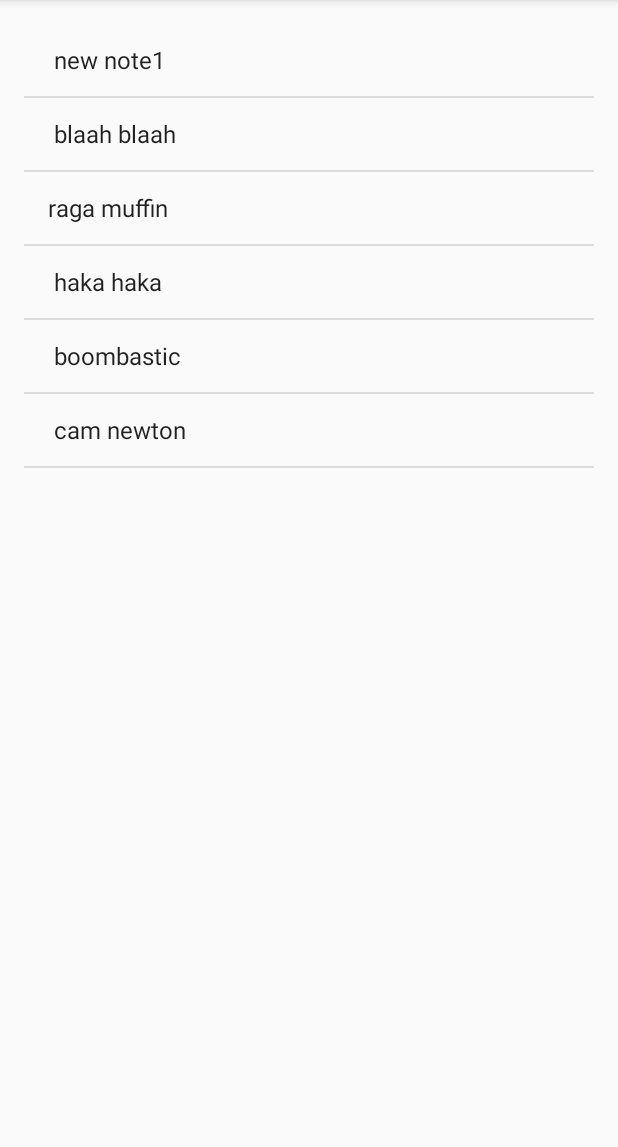
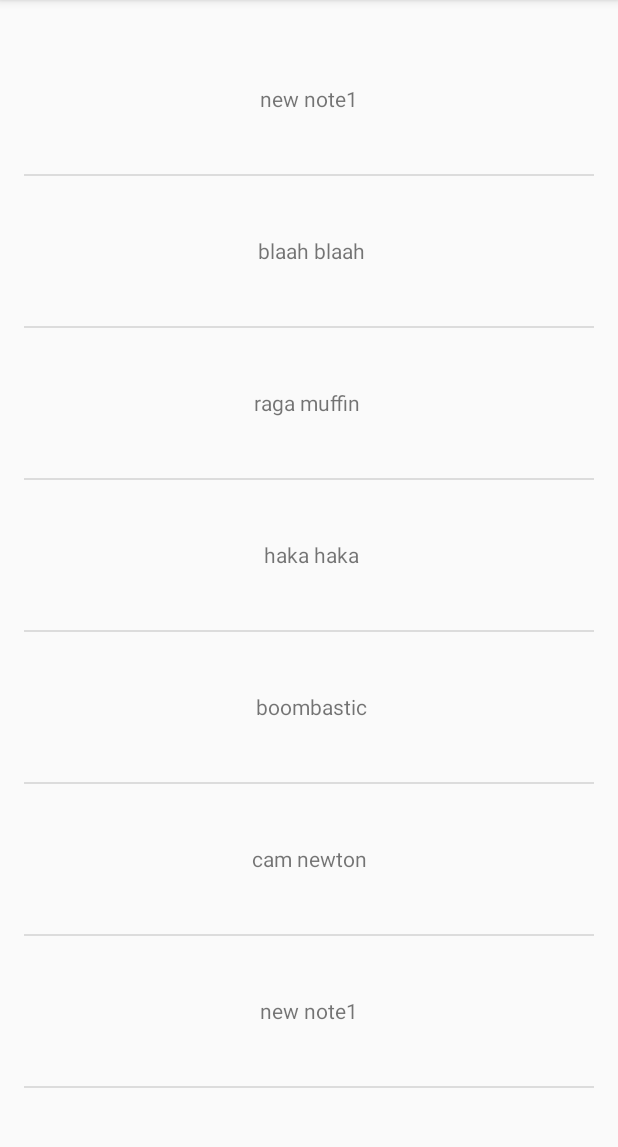
Before and after one commit to ngaini/PhotoNotes, an Android app: the screen it shows after launch (MainActivity), on a phone screen of 412 x 824 dp, the part 84-1231 px from its top. Run offline under Robolectric (Android 15) with nearby library versions, the phone set to English and light mode, and no system bars.

Commit message:
Custom view adapter working

```diff
--- a/app/src/main/java/com/ngaini/photonotes/MainActivity.java
+++ b/app/src/main/java/com/ngaini/photonotes/MainActivity.java
@@ -4,11 +4,11 @@ import android.support.v7.app.ActionBarActivity;
 import android.os.Bundle;
 import android.view.Menu;
 import android.view.MenuItem;
-import android.widget.ArrayAdapter;
+import android.view.View;
+import android.widget.AdapterView;
 import android.widget.ListAdapter;
 import android.widget.ListView;
-
-import java.util.List;
+import android.widget.Toast;
 
 
 public class MainActivity extends ActionBarActivity {
@@ -18,13 +18,27 @@ public class MainActivity extends ActionBarActivity {
         super.onCreate(savedInstanceState);
         setContentView(R.layout.activity_main);
 
-        String[] messages = {" new note1 ", " blaah blaah", "raga muffin ", " haka haka", " boombastic", " cam newton "};
+        String[] messages = {" new note1 ", " blaah blaah", "raga muffin ", " haka haka", " boombastic", " cam newton ", " new note1 ", " blaah blaah", "raga muffin "};
         //convert array into list items
-        ListAdapter list_adapter = new ArrayAdapter<String>(this, android.R.layout.simple_list_item_1, messages);
+//        ListAdapter list_adapter = new ArrayAdapter<String>(this, android.R.layout.simple_list_item_1, messages);
 
+        // using the custom adapter
+        ListAdapter list_adapter = new NotesAdapter(this, messages);
         //create a listView variable for the custom adapter for notes
         ListView notes_listView = (ListView) findViewById(R.id.notes_listView);
         notes_listView.setAdapter(list_adapter);
+
+        //Action when item from list is clicked
+        notes_listView.setOnItemClickListener(new AdapterView.OnItemClickListener() {
+            @Override
+            public void onItemClick(AdapterView<?> parent, View view, int position, long id) {
+
+                //fetching the value of the item at clicked position
+                String note_message = String.valueOf(parent.getItemAtPosition(position));
+                Toast.makeText(MainActivity.this , note_message+" hee haw", Toast.LENGTH_SHORT).show();
+
+            }
+        });
 
 
     }
--- /dev/null
+++ b/app/src/main/java/com/ngaini/photonotes/NotesAdapter.java
@@ -0,0 +1,40 @@
+package com.ngaini.photonotes;
+
+import android.content.Context;
+import android.view.LayoutInflater;
+import android.view.View;
+import android.view.ViewGroup;
+import android.widget.ArrayAdapter;
+import android.widget.TextView;
+
+/**
+ * Created by Nathan on 2/12/2016.
+ */
+public class NotesAdapter extends ArrayAdapter<String> {
+
+
+    public NotesAdapter(Context context, String[] messages) {
+
+        //means it accepts the message string array and for each individual list view item it uses the custom adapter for the list notes
+        super(context, R.layout.custom_list_view,messages);
+    }
+
+    //means that for the string that we passed in above this is this is where and how i want it to layout
+    @Override
+    public View getView(int position, View convertView, ViewGroup parent) {
+
+        // get ready to render the layout
+        LayoutInflater notes_list_infater = LayoutInflater.from(getContext());
+
+        View customView = notes_list_infater.inflate(R.layout.custom_list_view, parent, false);
+
+        // need a reference the to note string values and corresponding text view
+        String clicked_message_value = getItem(position);
+
+        TextView message_textView_id = (TextView)customView.findViewById(R.id.note_message_textView);
+
+        message_textView_id.setText(clicked_message_value);
+        return customView;
+
+    }
+}
```
